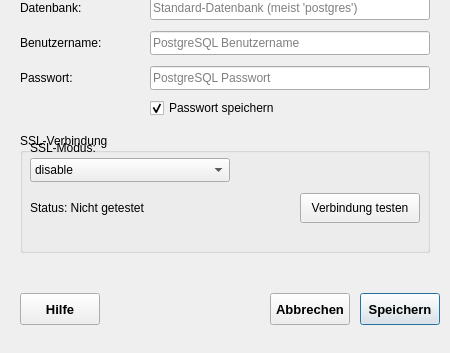
Qt form qkan/uploadPostgis/res/postgis_connection_dialog.ui (SonkeHoffmann/QKan-1) before a commit; both pictures show x 0 to 450 and y 167 to 520 of the 450 by 520 pixel window.
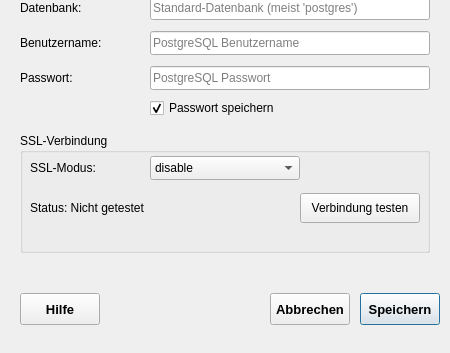
The same form after that commit.

Commit message: UI changes die UI wurde soweit angepasst, dass nun keine Objekte mehr übereinander liegen

Diff of the .ui file:
```diff
--- a/qkan/uploadPostgis/res/postgis_connection_dialog.ui
+++ b/qkan/uploadPostgis/res/postgis_connection_dialog.ui
@@ -268,9 +268,9 @@
    <widget class="QComboBox" name="cb_ssl_mode">
     <property name="geometry">
      <rect>
-      <x>10</x>
-      <y>25</y>
-      <width>200</width>
+      <x>130</x>
+      <y>23</y>
+      <width>150</width>
       <height>24</height>
      </rect>
     </property>
@@ -310,8 +310,8 @@
     <property name="geometry">
      <rect>
       <x>10</x>
-      <y>5</y>
-      <width>100</width>
+      <y>25</y>
+      <width>110</width>
       <height>20</height>
      </rect>
     </property>
```
